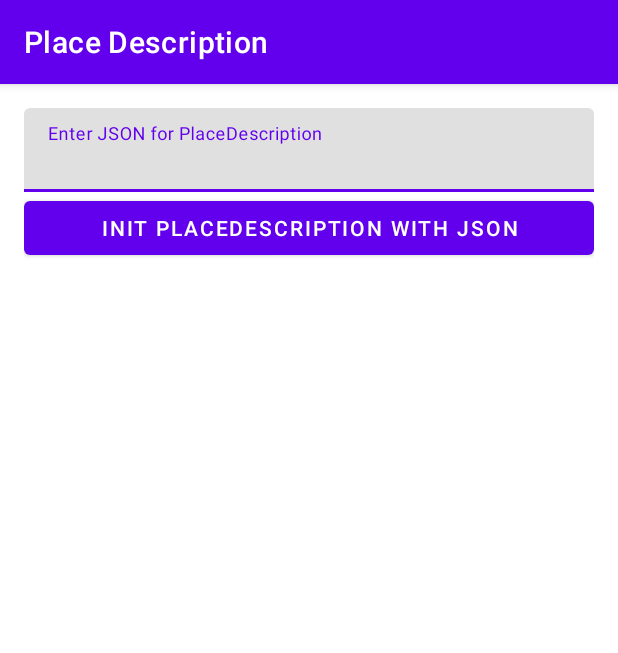
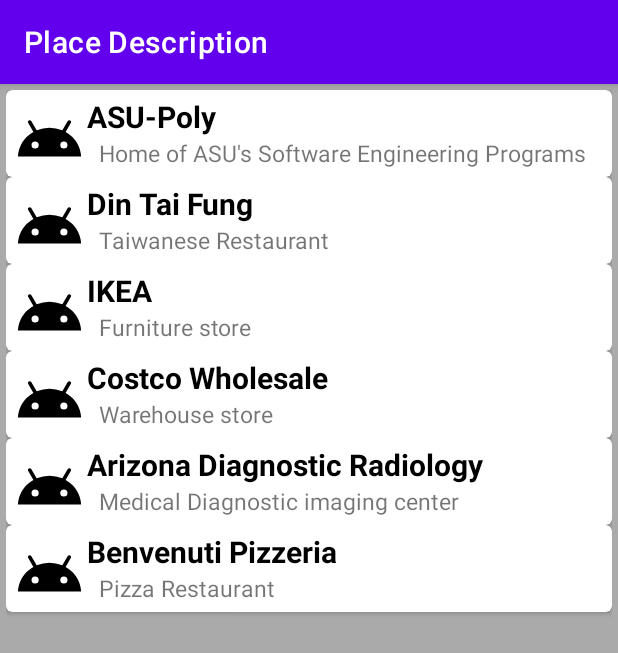
Before and after one commit to jolee211/PlaceDescriptionAndroid, an Android app: the screen it shows after launch (MainActivity), on a phone screen of 412 x 824 dp. Shown: the top 653 px of the screen. Run offline under Robolectric (Android 15) with nearby library versions, the phone set to English and light mode, and no system bars.

Commit message:
Create a view which lists the names of all of the Places in the PlaceLibrary

```diff
--- a/app/build.gradle
+++ b/app/build.gradle
@@ -33,6 +33,8 @@ dependencies {
     implementation 'androidx.appcompat:appcompat:1.1.0'
     implementation 'com.google.android.material:material:1.1.0'
     implementation 'androidx.constraintlayout:constraintlayout:1.1.3'
+    implementation 'androidx.recyclerview:recyclerview:1.0.0'
+    implementation 'androidx.cardview:cardview:1.0.0'
     testImplementation 'junit:junit:4.+'
     androidTestImplementation 'androidx.test.ext:junit:1.1.1'
     androidTestImplementation 'androidx.test.espresso:espresso-core:3.2.0'
--- /dev/null
+++ b/app/src/main/java/edu/asu/bsse/dlee129/placedescription/ExampleAdapter.java
@@ -0,0 +1,69 @@
+package edu.asu.bsse.dlee129.placedescription;// Copyright 2021 David Lee
+
+import android.view.LayoutInflater;
+import android.view.View;
+import android.view.ViewGroup;
+import android.widget.ImageView;
+import android.widget.TextView;
+
+import androidx.annotation.NonNull;
+import androidx.recyclerview.widget.RecyclerView;
+
+import java.util.ArrayList;
+
+/*
+ * Licensed under the Apache License, Version 2.0 (the "License");
+ * you may not use this file except in compliance with the License.
+ * You may obtain a copy of the License at
+ *
+ *     http://www.apache.org/licenses/LICENSE-2.0
+ *
+ * Unless required by applicable law or agreed to in writing, software
+ * distributed under the License is distributed on an "AS IS" BASIS,
+ * WITHOUT WARRANTIES OR CONDITIONS OF ANY KIND, either express or implied.
+ * See the License for the specific language governing permissions and
+ * limitations under the License.
+ *
+ * @author David Lee    mailto:dlee129@asu.edu
+ * @version January 2021
+ */
+public class ExampleAdapter extends RecyclerView.Adapter<ExampleAdapter.ExampleViewHolder> {
+    private ArrayList<ExampleItem> mExampleList;
+
+    public static class ExampleViewHolder extends RecyclerView.ViewHolder {
+        public ImageView mImageView;
+        public TextView mTextView1;
+        public TextView mTextView2;
+
+        public ExampleViewHolder(@NonNull View itemView) {
+            super(itemView);
+            mImageView = itemView.findViewById(R.id.imageView);
+            mTextView1 = itemView.findViewById(R.id.textView);
+            mTextView2 = itemView.findViewById(R.id.textView2);
+        }
+    }
+
+    public ExampleAdapter(ArrayList<ExampleItem> exampleList) {
+        mExampleList = exampleList;
+    }
+
+    @NonNull
+    @Override
+    public ExampleViewHolder onCreateViewHolder(@NonNull ViewGroup parent, int viewType) {
+        View v = LayoutInflater.from(parent.getContext()).inflate(R.layout.example_item, parent, false);
+        return new ExampleViewHolder(v);
+    }
+
+    @Override
+    public void onBindViewHolder(@NonNull ExampleViewHolder holder, int position) {
+        ExampleItem currentItem = mExampleList.get(position);
+        holder.mImageView.setImageResource(currentItem.getImageResource());
+        holder.mTextView1.setText(currentItem.getText1());
+        holder.mTextView2.setText(currentItem.getText2());
+    }
+
+    @Override
+    public int getItemCount() {
+        return mExampleList.size();
+    }
+}
--- /dev/null
+++ b/app/src/main/java/edu/asu/bsse/dlee129/placedescription/ExampleItem.java
@@ -0,0 +1,41 @@
+package edu.asu.bsse.dlee129.placedescription;// Copyright 2021 David Lee
+
+/*
+ * Licensed under the Apache License, Version 2.0 (the "License");
+ * you may not use this file except in compliance with the License.
+ * You may obtain a copy of the License at
+ *
+ *     http://www.apache.org/licenses/LICENSE-2.0
+ *
+ * Unless required by applicable law or agreed to in writing, software
+ * distributed under the License is distributed on an "AS IS" BASIS,
+ * WITHOUT WARRANTIES OR CONDITIONS OF ANY KIND, either express or implied.
+ * See the License for the specific language governing permissions and
+ * limitations under the License.
+ *
+ * @author David Lee    mailto:dlee129@asu.edu
+ * @version February 2021
+ */
+public class ExampleItem {
+    private int mImageResource;
+    private String mText1;
+    private String mText2;
+
+    public ExampleItem(int mImageResource, String mText1, String mText2) {
+        this.mImageResource = mImageResource;
+        this.mText1 = mText1;
+        this.mText2 = mText2;
+    }
+
+    public int getImageResource() {
+        return mImageResource;
+    }
+
+    public String getText1() {
+        return mText1;
+    }
+
+    public String getText2() {
+        return mText2;
+    }
+}
--- a/app/src/main/java/edu/asu/bsse/dlee129/placedescription/MainActivity.java
+++ b/app/src/main/java/edu/asu/bsse/dlee129/placedescription/MainActivity.java
@@ -10,12 +10,15 @@ import android.widget.TextView;
 
 import androidx.annotation.RequiresApi;
 import androidx.appcompat.app.AppCompatActivity;
+import androidx.recyclerview.widget.LinearLayoutManager;
+import androidx.recyclerview.widget.RecyclerView;
 
 import com.google.android.material.textfield.TextInputLayout;
 
 import java.io.IOException;
 import java.io.InputStream;
 import java.nio.charset.StandardCharsets;
+import java.util.ArrayList;
 
 // Copyright 2021 David Lee
 /*
@@ -48,24 +51,27 @@ public class MainActivity extends AppCompatActivity {
 
     private PlaceLibrary placeLibrary;
 
+    private RecyclerView mRecyclerView;
+    private RecyclerView.Adapter mAdapter;
+    private RecyclerView.LayoutManager mLayoutManager;
+
     @RequiresApi(api = Build.VERSION_CODES.O)
     @Override
     protected void onCreate(Bundle savedInstanceState) {
         super.onCreate(savedInstanceState);
         setContentView(R.layout.activity_main);
+        initPlaceLibrary();
+        ArrayList<ExampleItem> exampleList = new ArrayList<>();
+        for (PlaceDescription pd :
+                placeLibrary.getPlaceDescriptions()) {
+            exampleList.add(new ExampleItem(R.drawable.ic_android, pd.getName(), pd.getDescription()));
+        }
 
-        textInitJson = findViewById(R.id.initJson);
-        textPlaceDescriptionName = findViewById(R.id.placeDescriptionName);
-        textPlaceDescriptionDescription = findViewById(R.id.placeDescriptionDescription);
-        textPlaceDescriptionCategory = findViewById(R.id.placeDescriptionCategory);
-        textPlaceDescriptionAddressTitle = findViewById(R.id.placeDescriptionAddressTitle);
-        textPlaceDescriptionAddressStreet = findViewById(R.id.placeDescriptionAddressStreet);
-        textPlaceDescriptionElevation = findViewById(R.id.placeDescriptionElevation);
-        textPlaceDescriptionLatitude = findViewById(R.id.placeDescriptionLatitude);
-        textPlaceDescriptionLongitude = findViewById(R.id.placeDescriptionLongitude);
-        textPlaceDescriptionToJsonString = findViewById(R.id.placeDescriptionToJsonString);
-
-        initPlaceLibrary();
+        mRecyclerView = findViewById(R.id.recyclerView);
+        mLayoutManager = new LinearLayoutManager(this);
+        mAdapter = new ExampleAdapter(exampleList);
+        mRecyclerView.setLayoutManager(mLayoutManager);
+        mRecyclerView.setAdapter(mAdapter);
     }
 
     private boolean validateInitJson() {
--- /dev/null
+++ b/app/src/main/res/drawable/ic_android.xml
@@ -0,0 +1,9 @@
+<vector xmlns:android="http://schemas.android.com/apk/res/android"
+        android:width="24dp"
+        android:height="24dp"
+        android:viewportWidth="24"
+        android:viewportHeight="24">
+    <path
+        android:pathData="M17.6,11.48 L19.44,8.3a0.63,0.63 0,0 0,-1.09 -0.63l-1.88,3.24a11.43,11.43 0,0 0,-8.94 0L5.65,7.67a0.63,0.63 0,0 0,-1.09 0.63L6.4,11.48A10.81,10.81 0,0 0,1 20L23,20A10.81,10.81 0,0 0,17.6 11.48ZM7,17.25A1.25,1.25 0,1 1,8.25 16,1.25 1.25,0 0,1 7,17.25ZM17,17.25A1.25,1.25 0,1 1,18.25 16,1.25 1.25,0 0,1 17,17.25Z"
+        android:fillColor="#FF000000"/>
+</vector>
--- a/app/src/main/res/layout/activity_main.xml
+++ b/app/src/main/res/layout/activity_main.xml
@@ -15,102 +15,23 @@
  * limitations under the License.
  *
  * @author David Lee    mailto:dlee129@asu.edu
- * @version January 2021
+ * @version February 2021
  */
 -->
-<LinearLayout
-    xmlns:android="http://schemas.android.com/apk/res/android"
-    xmlns:app="http://schemas.android.com/apk/res-auto"
-    xmlns:tools="http://schemas.android.com/tools"
+<RelativeLayout xmlns:android="http://schemas.android.com/apk/res/android"
     android:layout_width="match_parent"
     android:layout_height="match_parent"
-    android:orientation="vertical"
-    android:padding="16dp"
-    tools:context=".MainActivity">
+    xmlns:tools="http://schemas.android.com/tools"
+    tools:context=".MainActivity"
+    >
 
-    <com.google.android.material.textfield.TextInputLayout
-        android:id="@+id/initJson"
+    <androidx.recyclerview.widget.RecyclerView
+        android:id="@+id/recyclerView"
         android:layout_width="match_parent"
-        android:layout_height="wrap_content">
-
-        <com.google.android.material.textfield.TextInputEditText
-            android:layout_width="match_parent"
-            android:layout_height="wrap_content"
-            android:hint="@string/enter_json_for_placedescription"
-            android:inputType="textMultiLine"
-            />
-
-    </com.google.android.material.textfield.TextInputLayout>
-
-    <Button
-        android:id="@+id/button"
-        android:layout_width="match_parent"
-        android:layout_height="wrap_content"
-        android:onClick="initPlaceDescription"
-        android:text="@string/init_placedescription_with_json_button_text"
+        android:layout_height="match_parent"
+        android:padding="4dp"
+        android:background="@android:color/darker_gray"
+        android:scrollbars="vertical"
         />
 
-    <TextView
-        android:id="@+id/placeDescriptionName"
-        android:layout_width="match_parent"
-        android:layout_height="wrap_content"
-        android:textSize="20sp"
-        />
-
-    <TextView
-        android:id="@+id/placeDescriptionDescription"
-        android:layout_width="match_parent"
-        android:layout_height="wrap_content"
-        android:textSize="20sp"
-        />
-
-    <TextView
-        android:id="@+id/placeDescriptionCategory"
-        android:layout_width="match_parent"
-        android:layout_height="wrap_content"
-        android:textSize="20sp"
-        />
-
-    <TextView
-        android:id="@+id/placeDescriptionAddressTitle"
-        android:layout_width="match_parent"
-        android:layout_height="wrap_content"
-        android:textSize="20sp"
-        />
-
-    <TextView
-        android:id="@+id/placeDescriptionAddressStreet"
-        android:layout_width="match_parent"
-        android:layout_height="wrap_content"
-        android:textSize="20sp"
-        />
-
-    <TextView
-        android:id="@+id/placeDescriptionElevation"
-        android:layout_width="match_parent"
-        android:layout_height="wrap_content"
-        android:textSize="20sp"
-        />
-
-    <TextView
-        android:id="@+id/placeDescriptionLatitude"
-        android:layout_width="match_parent"
-        android:layout_height="wrap_content"
-        android:textSize="20sp"
-        />
-
-    <TextView
-        android:id="@+id/placeDescriptionLongitude"
-        android:layout_width="match_parent"
-        android:layout_height="wrap_content"
-        android:textSize="20sp"
-        />
-
-    <TextView
-        android:id="@+id/placeDescriptionToJsonString"
-        android:layout_width="match_parent"
-        android:layout_height="wrap_content"
-        android:textSize="20sp"
-        />
-
-</LinearLayout>
+</RelativeLayout>
--- /dev/null
+++ b/app/src/main/res/layout/example_item.xml
@@ -0,0 +1,49 @@
+<?xml version="1.0" encoding="utf-8"?>
+<androidx.cardview.widget.CardView xmlns:android="http://schemas.android.com/apk/res/android"
+    android:layout_width="match_parent"
+    android:layout_height="wrap_content"
+    xmlns:app="http://schemas.android.com/apk/res-auto"
+    app:cardCornerRadius="4dp">
+
+    <RelativeLayout
+        android:layout_width="match_parent"
+        android:layout_height="match_parent"
+        android:layout_margin="4dp"
+        >
+
+        <ImageView
+            android:layout_width="50dp"
+            android:layout_height="50dp"
+            android:padding="2dp"
+            android:id="@+id/imageView"
+            android:contentDescription="@string/placeholder_image" />
+
+        <TextView
+            android:layout_width="wrap_content"
+            android:layout_height="wrap_content"
+            android:text="Line 1"
+            android:textColor="@color/black"
+            android:textSize="20sp"
+            android:textStyle="bold"
+            android:layout_alignParentTop="true"
+            android:layout_toEndOf="@+id/imageView"
+            android:layout_toRightOf="@+id/imageView"
+            android:id="@+id/textView"
+            />
+
+        <TextView
+            android:layout_width="wrap_content"
+            android:layout_height="wrap_content"
+            android:text="Line 2"
+            android:textSize="15sp"
+            android:layout_below="@+id/textView"
+            android:layout_toEndOf="@+id/imageView"
+            android:layout_toRightOf="@+id/imageView"
+            android:layout_marginStart="8dp"
+            android:layout_marginLeft="8dp"
+            android:id="@+id/textView2"
+            />
+
+    </RelativeLayout>
+
+</androidx.cardview.widget.CardView>
--- a/app/src/main/res/values/strings.xml
+++ b/app/src/main/res/values/strings.xml
@@ -1,3 +1,22 @@
+<!--
+// Copyright 2021 David Lee
+/*
+ * Licensed under the Apache License, Version 2.0 (the "License");
+ * you may not use this file except in compliance with the License.
+ * You may obtain a copy of the License at
+ *
+ *     http://www.apache.org/licenses/LICENSE-2.0
+ *
+ * Unless required by applicable law or agreed to in writing, software
+ * distributed under the License is distributed on an "AS IS" BASIS,
+ * WITHOUT WARRANTIES OR CONDITIONS OF ANY KIND, either express or implied.
+ * See the License for the specific language governing permissions and
+ * limitations under the License.
+ *
+ * @author David Lee    mailto:dlee129@asu.edu
+ * @version February 2021
+ */
+-->
 <resources>
     <string name="app_name">Place Description</string>
     <string name="initJson_string">{\n
@@ -21,4 +40,5 @@
     <string name="placedescription_latitude">Latitude: %1$f</string>
     <string name="placedescription_longitude">Longitude: %1$f</string>
     <string name="placedescription_PlaceDescription.toJsonString">PlaceDescription.toJsonString(): %1$s</string>
+    <string name="placeholder_image">Placeholder image</string>
 </resources>
```
